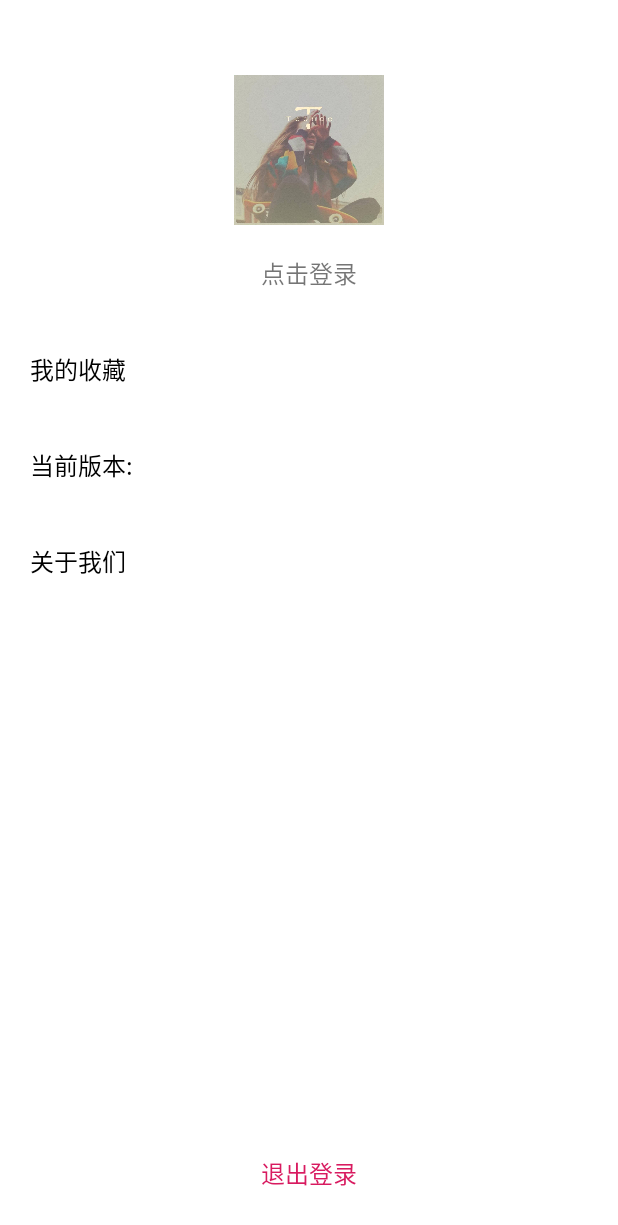
After one commit to Taonce/WanAndroid, an Android app: the SettingActivity screen opened directly, with no data from a screen before it, on a phone screen of 412 x 824 dp. The commit adds this screen. Shown: the top 1225 px of the screen. Run offline under Robolectric (Android 15) with nearby library versions, the phone set to English and light mode, and no system bars.

Commit message:
add setting content

```diff
--- a/app/src/main/AndroidManifest.xml
+++ b/app/src/main/AndroidManifest.xml
@@ -32,6 +32,7 @@
         <activity android:name=".ui.ChapterArticleActivity"/>
         <activity android:name=".ui.SearchActivity"/>
         <activity android:name=".ui.SearchResultActivity"/>
+        <activity android:name=".ui.SettingActivity"/>
     </application>
 
 </manifest>
--- /dev/null
+++ b/app/src/main/java/com/taonce/wankotlin/contract/LogoutContract.kt
@@ -0,0 +1,17 @@
+package com.taonce.wankotlin.contract
+
+import com.taonce.wankotlin.base.IBaseView
+import com.taonce.wankotlin.bean.LoginBean
+
+
+interface ILogoutView : IBaseView {
+    fun showLogout(bean: LoginBean)
+}
+
+interface ILogoutModel {
+    fun getLogout(listener: OnGetLogoutListener)
+
+    interface OnGetLogoutListener {
+        fun onListener(bean: LoginBean?)
+    }
+}
--- a/app/src/main/java/com/taonce/wankotlin/ui/MainActivity.kt
+++ b/app/src/main/java/com/taonce/wankotlin/ui/MainActivity.kt
@@ -1,12 +1,12 @@
 package com.taonce.wankotlin.ui
 
-import android.content.Intent
 import android.view.ViewGroup
 import androidx.fragment.app.Fragment
 import androidx.fragment.app.FragmentManager
 import androidx.fragment.app.FragmentStatePagerAdapter
-import com.taonce.utilmodule.showDebug
+import com.taonce.utilmodule.showSnackBar
 import com.taonce.utilmodule.start
+import com.taonce.utilmodule.toast
 import com.taonce.wankotlin.R
 import com.taonce.wankotlin.base.BaseActivity
 import com.taonce.wankotlin.ui.fragment.HomePageFragment
@@ -34,7 +34,7 @@ class MainActivity : BaseActivity() {
 
     override fun initEvent() {
         et_search.setOnClickListener { start(SearchActivity::class.java) }
-        fa_main.setOnClickListener { }
+        fa_main.setOnClickListener { start(SettingActivity::class.java) }
     }
 
     inner class MyAdapter(fm: FragmentManager) : FragmentStatePagerAdapter(fm) {
--- /dev/null
+++ b/app/src/main/java/com/taonce/wankotlin/ui/SettingActivity.kt
@@ -0,0 +1,65 @@
+package com.taonce.wankotlin.ui
+
+import com.taonce.utilmodule.getSP
+import com.taonce.utilmodule.getVersionName
+import com.taonce.utilmodule.start
+import com.taonce.wankotlin.R
+import com.taonce.wankotlin.base.BaseBean
+import com.taonce.wankotlin.base.BaseMVPActivity
+import com.taonce.wankotlin.bean.LoginBean
+import com.taonce.wankotlin.contract.ILogoutView
+import com.taonce.wankotlin.net.BaseObserver
+import com.taonce.wankotlin.net.RetrofitUtil
+import com.taonce.wankotlin.net.RxSchedulers
+import com.taonce.wankotlin.presenter.LogoutPresenter
+import kotlinx.android.synthetic.main.activity_setting.*
+
+
+class SettingActivity : BaseMVPActivity<ILogoutView, LogoutPresenter>(), ILogoutView {
+
+    private val mPresenter: LogoutPresenter by lazy { getPresenter() }
+    private lateinit var userName: String
+
+    override fun getLayoutId(): Int = R.layout.activity_setting
+
+    override fun initView() {
+        userName = getSP("userName", "") as String
+        tv_setting_name.text = if (userName.isEmpty()) {
+            this.getText(R.string.clickLogin)
+        } else {
+            userName
+        }
+        tv_setting_version_number.text = getVersionName()
+    }
+
+    override fun initData() {
+    }
+
+    override fun initEvent() {
+        tv_setting_quit.setOnClickListener { mPresenter.logout() }
+        tv_setting_name.setOnClickListener {
+            if (userName.isEmpty())
+                start(LoginActivity::class.java)
+        }
+        tv_setting_collection.setOnClickListener {
+            RetrofitUtil.mInstance.getService()
+                .getCollectionList()
+                .compose(RxSchedulers.observableTransformer())
+                .subscribe(object : BaseObserver<BaseBean> {
+                    override fun onSuccess(value: BaseBean) {
+                    }
+
+                    override fun onFailed() {
+                    }
+                })
+        }
+        tv_setting_about.setOnClickListener { }
+    }
+
+    override fun getPresenter(): LogoutPresenter = LogoutPresenter(this)
+
+    override fun showLogout(bean: LoginBean) {
+        userName = getSP("userName", "") as String
+        tv_setting_name.text = this.getText(R.string.clickLogin)
+    }
+}
--- /dev/null
+++ b/app/src/main/res/layout/activity_setting.xml
@@ -0,0 +1,96 @@
+<?xml version="1.0" encoding="utf-8"?>
+<androidx.constraintlayout.widget.ConstraintLayout
+        xmlns:android="http://schemas.android.com/apk/res/android"
+        xmlns:app="http://schemas.android.com/apk/res-auto"
+        xmlns:tools="http://schemas.android.com/tools" android:layout_width="match_parent"
+        android:layout_height="match_parent"
+        android:background="@color/white">
+
+    <ImageView
+            android:id="@+id/iv_setting_head"
+            android:src="@drawable/icon_large"
+            android:layout_width="100dp"
+            android:layout_height="100dp"
+            app:layout_constraintStart_toStartOf="parent"
+            app:layout_constraintTop_toTopOf="parent"
+            app:layout_constraintEnd_toEndOf="parent"
+            android:layout_marginTop="50dp"
+            android:contentDescription="@null"/>
+
+    <TextView
+            android:id="@+id/tv_setting_name"
+            android:layout_width="match_parent"
+            android:gravity="center"
+            android:textSize="16sp"
+            tools:text="@string/app_name"
+            app:layout_constraintTop_toBottomOf="@id/iv_setting_head"
+            android:padding="20dp"
+            android:layout_height="wrap_content"/>
+
+    <TextView
+            android:id="@+id/tv_setting_collection"
+            android:layout_width="match_parent"
+            android:layout_height="wrap_content"
+            app:layout_constraintTop_toBottomOf="@id/tv_setting_name"
+            android:textSize="16sp"
+            android:padding="20dp"
+            android:textColor="@color/black"
+            android:text="@string/collection"/>
+
+    <View
+            android:id="@+id/view_setting_one"
+            android:layout_width="match_parent"
+            app:layout_constraintTop_toBottomOf="@id/tv_setting_collection"
+            android:layout_marginStart="20dp"
+            android:layout_height="0.5dp"/>
+
+    <TextView
+            android:id="@+id/tv_setting_version"
+            android:text="@string/version"
+            android:layout_width="wrap_content"
+            android:layout_height="wrap_content"
+            app:layout_constraintTop_toBottomOf="@id/tv_setting_collection"
+            app:layout_constraintStart_toStartOf="parent"
+            android:textSize="16sp"
+            android:textColor="@color/black"
+            android:padding="20dp"/>
+
+    <View
+            android:id="@+id/view_setting_two"
+            android:layout_width="match_parent"
+            app:layout_constraintTop_toBottomOf="@id/tv_setting_version"
+            android:layout_marginStart="20dp"
+            android:layout_height="0.5dp"/>
+
+    <TextView
+            android:id="@+id/tv_setting_version_number"
+            android:layout_width="wrap_content"
+            android:layout_height="wrap_content"
+            app:layout_constraintTop_toBottomOf="@id/tv_setting_collection"
+            app:layout_constraintEnd_toEndOf="parent"
+            android:textSize="16sp"
+            android:padding="20dp"/>
+
+    <TextView
+            android:id="@+id/tv_setting_about"
+            android:layout_width="match_parent"
+            android:layout_height="wrap_content"
+            app:layout_constraintTop_toBottomOf="@id/tv_setting_version"
+            android:textSize="16sp"
+            android:padding="20dp"
+            android:textColor="@color/black"
+            android:text="@string/about"/>
+
+    <TextView
+            android:id="@+id/tv_setting_quit"
+            android:textSize="16sp"
+            android:text="@string/quit"
+            app:layout_constraintBottom_toBottomOf="parent"
+            android:layout_marginBottom="20dp"
+            android:padding="10dp"
+            android:gravity="center"
+            android:textColor="@color/colorAccent"
+            android:layout_width="match_parent"
+            android:layout_height="wrap_content"/>
+
+</androidx.constraintlayout.widget.ConstraintLayout>
--- a/app/src/main/res/layout/item_common_head.xml
+++ b/app/src/main/res/layout/item_common_head.xml
@@ -31,6 +31,7 @@
             android:singleLine="true"
             android:gravity="center"
             android:textSize="16sp"
+            android:textColor="@color/black"
             android:padding="10dp"/>
 
     <ImageView android:layout_width="wrap_content" android:layout_height="wrap_content"
--- a/app/src/main/res/values/strings.xml
+++ b/app/src/main/res/values/strings.xml
@@ -20,4 +20,11 @@
     <string name="big_cow">Android大牛汇聚地</string>
     <string name="hot_key">HotKey</string>
     <string name="all_people_search">大家都在搜</string>
+    <string name="collection">我的收藏</string>
+    <string name="about">关于我们</string>
+    <string name="quit">退出登录</string>
+    <string name="clickLogin">点击登录</string>
+    <string name="pleaseLogin">请先登录! </string>
+    <string name="logoutSuccess">Logout Success! </string>
+    <string name="version">当前版本:</string>
 </resources>
--- a/util/build.gradle
+++ b/util/build.gradle
@@ -23,4 +23,6 @@ dependencies {
     implementation fileTree(dir: 'libs', include: ['*.jar'])
     implementation "org.jetbrains.kotlin:kotlin-stdlib-jdk7:$kotlin_version"
     implementation 'androidx.appcompat:appcompat:1.0.0-beta01'
+    // design
+    implementation 'com.google.android.material:material:1.0.0-rc01'
 }
```
Also changed, not shown: app/src/main/java/com/taonce/wankotlin/model/LogoutModel.kt (added, +27 -0 lines), app/src/main/java/com/taonce/wankotlin/net/BaseService.kt (+8 -3 lines), app/src/main/java/com/taonce/wankotlin/net/OkHttpUtil.kt (+11 -5 lines), app/src/main/java/com/taonce/wankotlin/presenter/LogoutPresenter.kt (added, +37 -0 lines), app/src/main/java/com/taonce/wankotlin/ui/LoginActivity.kt (+3 -4 lines), app/src/main/res/layout/activity_main.xml (+10 -5 lines), util/src/main/java/com/taonce/utilmodule/IntentUtil.kt (+40 -40 lines), util/src/main/java/com/taonce/utilmodule/SnackBarUtil.kt (added, +49 -0 lines).
